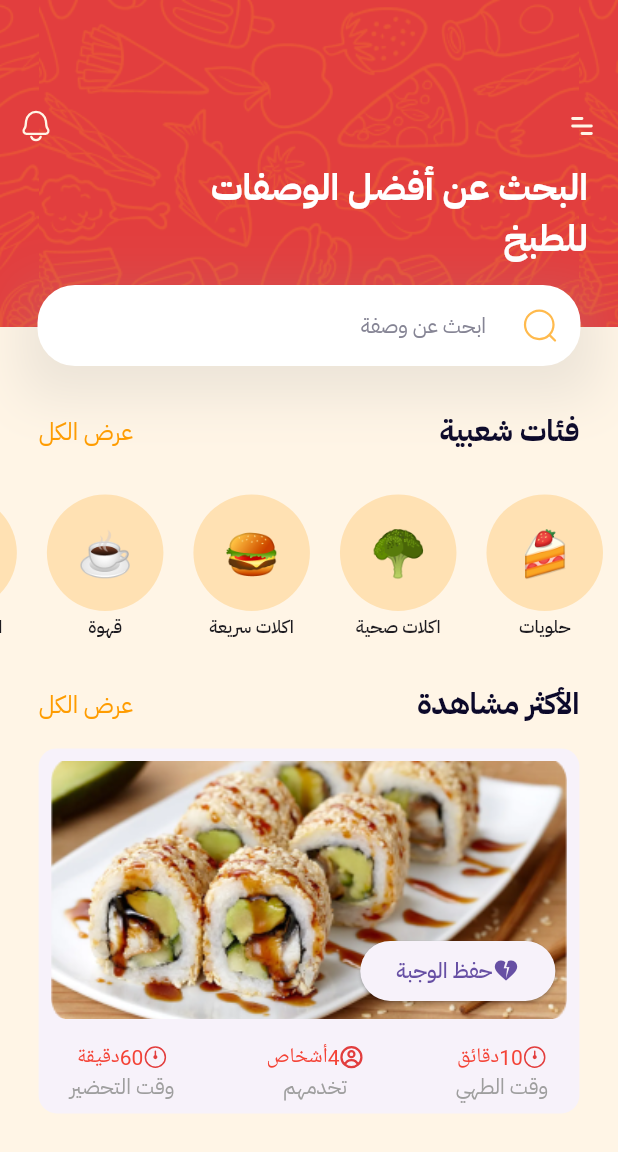
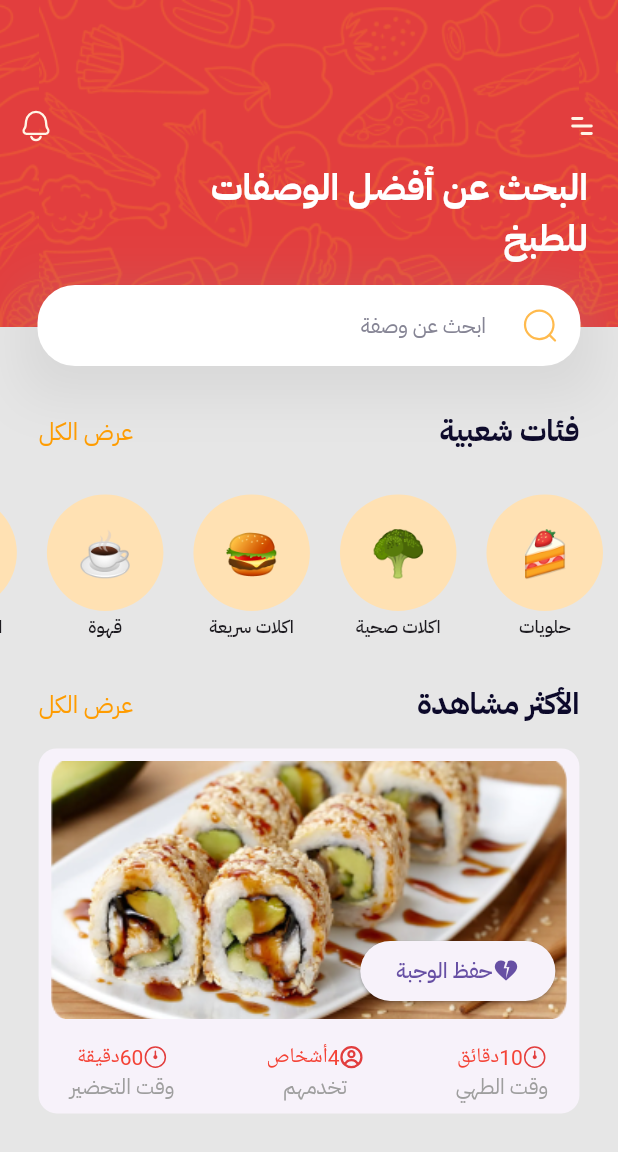
Before and after one commit to Salimer/cooking, a Flutter app: the screen it shows after launch, on a phone screen of 412 x 824 dp. Shown: the top 1152 px of the screen. Run offline on Flutter 3.47's test engine with Material 3 defaults, Android fonts, the phone set to English and light mode, and no system bars; our stand-ins replace flutter_svg, infinite_carousel, pin_code_fields; statements that could not run were skipped.

Commit message:
Update home_view.dart

```diff
--- a/lib/features/home/presentation/views/home_view.dart
+++ b/lib/features/home/presentation/views/home_view.dart
@@ -12,6 +12,7 @@ class HomeView extends StatelessWidget {
   @override
   Widget build(BuildContext context) {
     return Scaffold(
+      backgroundColor: Theme.of(context).scaffoldBackgroundColor,
       drawer: const Drawer(),
       body: Stack(
         children: [
@@ -69,7 +70,6 @@ class HomeView extends StatelessWidget {
               ),
               Expanded(
                 child: Container(
-                  color: AppColors.homeBackground,
                   child: const SingleChildScrollView(
                     child: Column(
                       children: [
```
